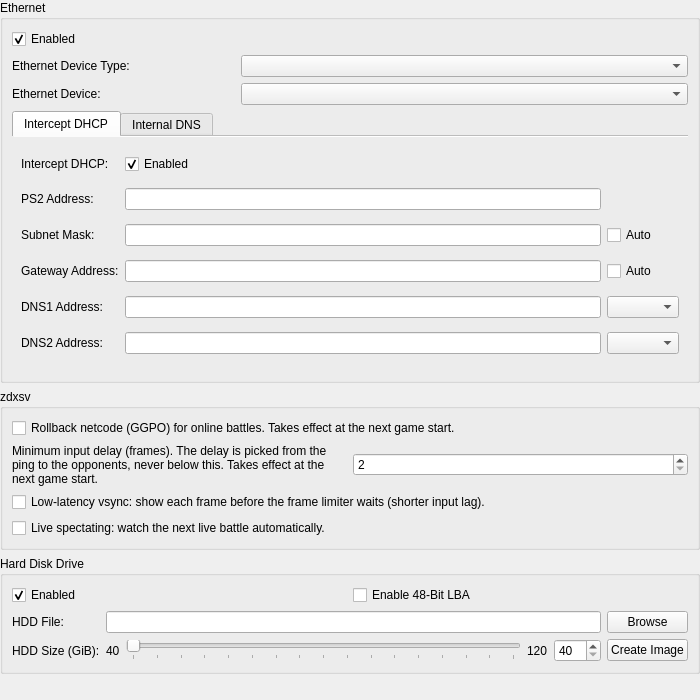
Old version of the form pcsx2-qt/Settings/DEV9SettingsWidget.ui in the repository inada-s/pcsx2.
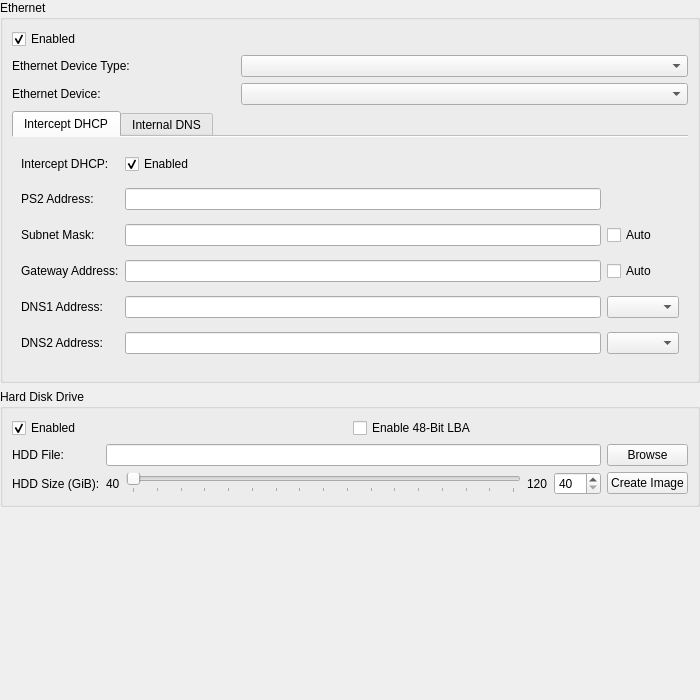
New version of the form.

Commit message: zdxsv: settings page Settings → zdxsv; env > setting > default, overridden settings greyed out

Patch:
```diff
--- a/pcsx2-qt/Settings/DEV9SettingsWidget.ui
+++ b/pcsx2-qt/Settings/DEV9SettingsWidget.ui
@@ -295,63 +295,6 @@
      </layout>
     </widget>
    </item>
-   <item>
-    <widget class="QGroupBox" name="zdxsvGroupBox">
-     <property name="title">
-      <string>zdxsv</string>
-     </property>
-     <layout class="QVBoxLayout" name="zdxsvLayout">
-      <item>
-       <widget class="QCheckBox" name="zdxsvGgpo">
-        <property name="text">
-         <string>Rollback netcode (GGPO) for online battles. Takes effect at the next game start.</string>
-        </property>
-       </widget>
-      </item>
-      <item>
-       <layout class="QHBoxLayout" name="zdxsvGgpoMinDelayLayout">
-        <item>
-         <widget class="QLabel" name="zdxsvGgpoMinDelayLabel">
-          <property name="text">
-           <string>Minimum input delay (frames). The delay is picked from the ping to the opponents, never below this. Takes effect at the next game start.</string>
-          </property>
-          <property name="wordWrap">
-           <bool>true</bool>
-          </property>
-         </widget>
-        </item>
-        <item>
-         <widget class="QSpinBox" name="zdxsvGgpoMinDelay">
-          <property name="minimum">
-           <number>2</number>
-          </property>
-          <property name="maximum">
-           <number>6</number>
-          </property>
-          <property name="value">
-           <number>2</number>
-          </property>
-         </widget>
-        </item>
-       </layout>
-      </item>
-      <item>
-       <widget class="QCheckBox" name="zdxsvLowLatencyVsync">
-        <property name="text">
-         <string>Low-latency vsync: show each frame before the frame limiter waits (shorter input lag).</string>
-        </property>
-       </widget>
-      </item>
-      <item>
-       <widget class="QCheckBox" name="zdxsvLiveAutoNext">
-        <property name="text">
-         <string>Live spectating: watch the next live battle automatically.</string>
-        </property>
-       </widget>
-      </item>
-     </layout>
-    </widget>
-   </item>
    <item>
     <widget class="QGroupBox" name="groupBox_2">
      <property name="title">
```
The commit also changes 18 other files.
